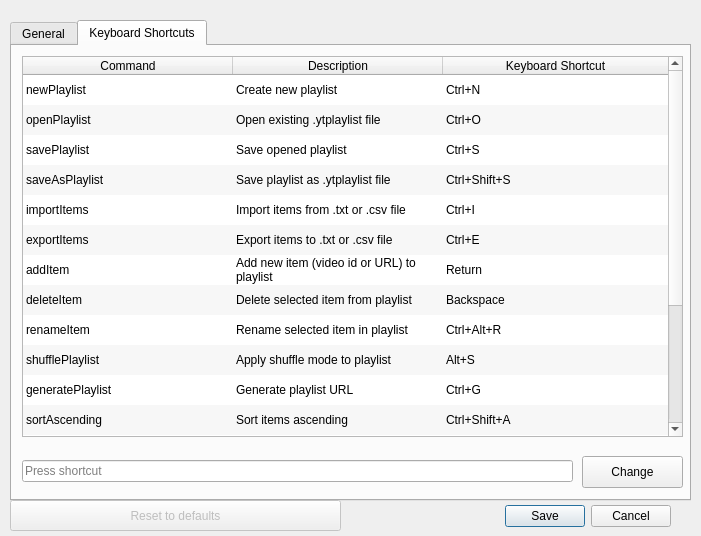
Above: src/main/resources/base/forms/settings_dialog.ui from christianhofmanncodes/youtube-playlist-generator before the change. Below: the same form after it.
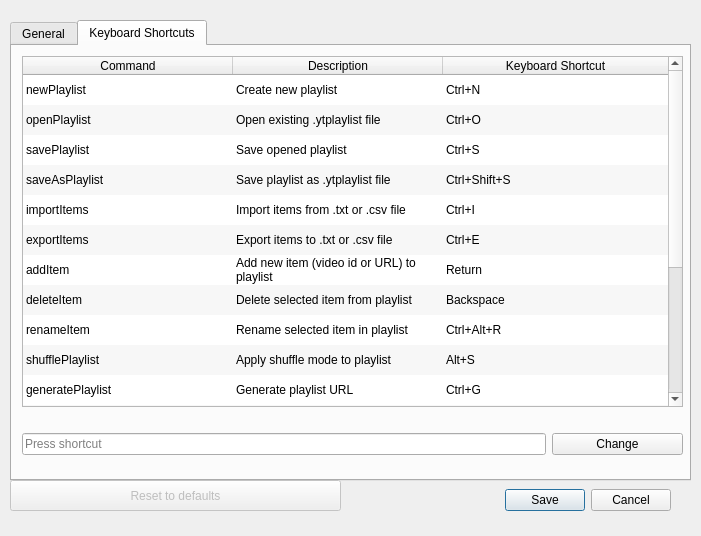
That is the form after the change. The open tabs and pages were chosen to show the change.

Commit message: Change components sizes, update layout to work with PyQt5

The edit to the form file:
```diff
--- a/src/main/resources/base/forms/settings_dialog.ui
+++ b/src/main/resources/base/forms/settings_dialog.ui
@@ -34,10 +34,10 @@
   <widget class="QDialogButtonBox" name="buttonBox">
    <property name="geometry">
     <rect>
-     <x>330</x>
-     <y>500</y>
-     <width>341</width>
-     <height>32</height>
+     <x>420</x>
+     <y>480</y>
+     <width>251</width>
+     <height>41</height>
     </rect>
    </property>
    <property name="orientation">
@@ -53,7 +53,7 @@
      <x>10</x>
      <y>20</y>
      <width>681</width>
-     <height>481</height>
+     <height>461</height>
     </rect>
    </property>
    <property name="tabPosition">
@@ -236,7 +236,7 @@
        <x>10</x>
        <y>10</y>
        <width>661</width>
-       <height>381</height>
+       <height>351</height>
       </rect>
      </property>
      <property name="sizePolicy">
@@ -792,31 +792,46 @@
       </property>
      </item>
     </widget>
-    <widget class="QKeySequenceEdit" name="keySequenceEdit">
+    <widget class="QWidget" name="">
      <property name="geometry">
       <rect>
        <x>10</x>
-       <y>400</y>
-       <width>551</width>
-       <height>51</height>
+       <y>380</y>
+       <width>661</width>
+       <height>37</height>
       </rect>
      </property>
-     <property name="keySequence">
-      <string notr="true"/>
-     </property>
-    </widget>
-    <widget class="QPushButton" name="pushButton_change_shortcut">
-     <property name="geometry">
-      <rect>
-       <x>570</x>
-       <y>410</y>
-       <width>101</width>
-       <height>32</height>
-      </rect>
-     </property>
-     <property name="text">
-      <string>Change</string>
-     </property>
+     <layout class="QHBoxLayout" name="horizontalLayout" stretch="80,20">
+      <property name="spacing">
+       <number>-1</number>
+      </property>
+      <property name="sizeConstraint">
+       <enum>QLayout::SetDefaultConstraint</enum>
+      </property>
+      <property name="leftMargin">
+       <number>0</number>
+      </property>
+      <property name="rightMargin">
+       <number>0</number>
+      </property>
+      <property name="bottomMargin">
+       <number>0</number>
+      </property>
+      <item>
+       <widget class="QKeySequenceEdit" name="keySequenceEdit">
+        <property name="keySequence">
+         <string notr="true"/>
+        </property>
+       </widget>
+      </item>
+      <item>
+       <widget class="QPushButton" name="pushButton_change_shortcut">
+        <property name="text">
+         <string>Change</string>
+        </property>
+       </widget>
+      </item>
+     </layout>
     </widget>
    </widget>
   </widget>
@@ -827,7 +842,7 @@
    <property name="geometry">
     <rect>
      <x>10</x>
-     <y>500</y>
+     <y>480</y>
      <width>331</width>
      <height>31</height>
     </rect>
```
Left out of the diff: 6 changed lines with no effect on the pictures.
